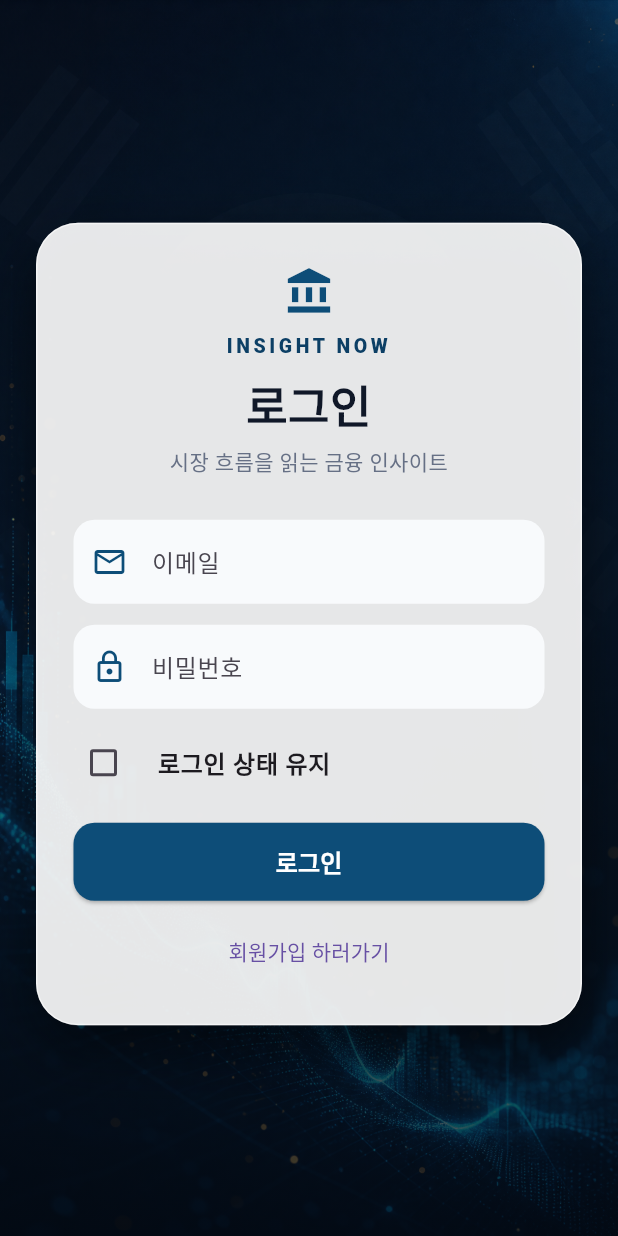
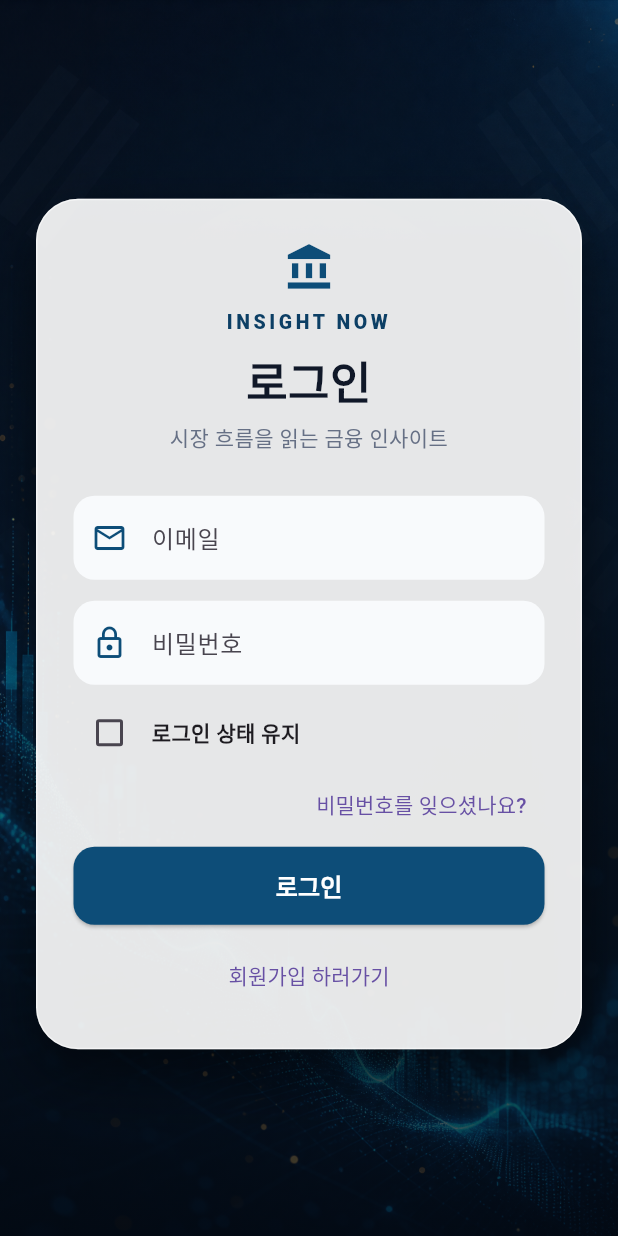
Before and after one commit to Kinam80/insight-now-app, a Flutter app: the screen it shows after launch, on a phone screen of 412 x 824 dp. Run offline on Flutter 3.47's test engine with Material 3 defaults, Android fonts, the phone set to English and light mode, and no system bars; our stand-ins replace flutter_markdown, shared_preferences, supabase_flutter; accounts and stored records are empty; Roboto replaces fonts that are missing (Pretendard).

Commit message:
Add Supabase login fallback and password reset

```diff
--- a/insight_now_app/lib/screens/login_screen.dart
+++ b/insight_now_app/lib/screens/login_screen.dart
@@ -1,5 +1,6 @@
 import 'package:flutter/material.dart';
 import 'package:provider/provider.dart';
+import 'package:supabase_flutter/supabase_flutter.dart';
 
 import '../auth_provider.dart';
 import 'register_screen.dart';
@@ -46,6 +47,27 @@ class _LoginScreenState extends State<LoginScreen> {
       }
     } finally {
       if (mounted) setState(() => _isSubmitting = false);
+    }
+  }
+
+  Future<void> _requestPasswordReset() async {
+    final email = _emailController.text.trim();
+    if (email.isEmpty) {
+      _showErrorDialog('비밀번호를 재설정할 이메일을 먼저 입력해주세요.');
+      return;
+    }
+
+    try {
+      await Supabase.instance.client.auth.resetPasswordForEmail(email);
+      if (mounted) {
+        ScaffoldMessenger.of(
+          context,
+        ).showSnackBar(const SnackBar(content: Text('비밀번호 재설정 이메일을 발송했습니다.')));
+      }
+    } catch (_) {
+      if (mounted) {
+        _showErrorDialog('재설정 이메일을 발송하지 못했습니다. 잠시 후 다시 시도해주세요.');
+      }
     }
   }
 
@@ -170,22 +192,34 @@ class _LoginScreenState extends State<LoginScreen> {
                           ),
                         ),
                         const SizedBox(height: 8),
-                        CheckboxListTile(
-                          title: const Text(
-                            '로그인 상태 유지',
-                            style: TextStyle(fontWeight: FontWeight.w600),
-                          ),
+                        Row(
+                          children: [
+                            Checkbox(
                               value: _isRememberMe,
                               onChanged: _isSubmitting
                                   ? null
                                   : (value) => setState(
                                       () => _isRememberMe = value ?? false,
                                     ),
-                          controlAffinity: ListTileControlAffinity.leading,
-                          contentPadding: EdgeInsets.zero,
                               activeColor: const Color(0xFF0D4D78),
                             ),
-                        const SizedBox(height: 12),
+                            const SizedBox(width: 4),
+                            const Text(
+                              '로그인 상태 유지',
+                              style: TextStyle(fontWeight: FontWeight.w600),
+                            ),
+                          ],
+                        ),
+                        Align(
+                          alignment: Alignment.centerRight,
+                          child: TextButton(
+                            onPressed: _isSubmitting
+                                ? null
+                                : _requestPasswordReset,
+                            child: const Text('비밀번호를 잊으셨나요?'),
+                          ),
+                        ),
+                        const SizedBox(height: 4),
                         SizedBox(
                           height: 52,
                           child: ElevatedButton(
```
Also changed, not shown: insight_now_app/lib/auth_provider.dart (+24 -10 lines). Lines whose indentation alone changed are shown as unchanged.
